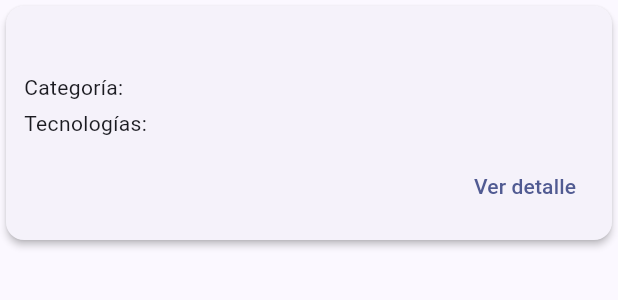
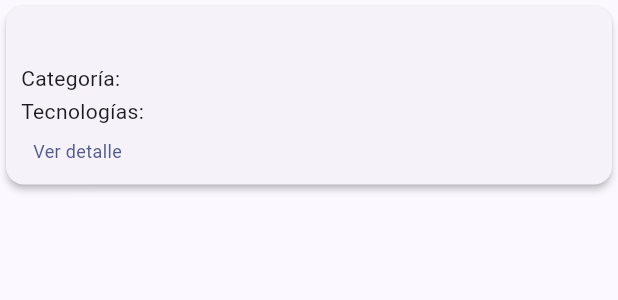
Before and after one commit to Gill3010/innovate, a Flutter app: the ProjectCard widget shown alone on an empty page, opened directly with empty values, on a phone screen of 412 x 824 dp. Shown: the top 300 px of the screen. Run offline on Flutter 3.47's test engine with Material 3 defaults, Android fonts, the phone set to English and light mode, and no system bars; our stand-ins replace file_picker, image_picker, qr_flutter, rxdart, shared_preferences; accounts and stored records are empty; network calls fail.

Commit message:
Commit 2025-10-30 19:41:25

```diff
--- a/lib/features/portfolio/portfolio_page.dart
+++ b/lib/features/portfolio/portfolio_page.dart
@@ -273,7 +273,7 @@ class _PortfolioPageState extends State<PortfolioPage> {
                           gridDelegate:
                               SliverGridDelegateWithFixedCrossAxisCount(
                                 crossAxisCount: crossAxisCount,
-                                childAspectRatio: 4 / 3,
+                                childAspectRatio: 0.75,
                                 crossAxisSpacing: 12,
                                 mainAxisSpacing: 12,
                               ),
--- a/lib/features/portfolio/widgets/project_card.dart
+++ b/lib/features/portfolio/widgets/project_card.dart
@@ -42,14 +42,14 @@ class ProjectCard extends StatelessWidget {
     return Card(
       elevation: 2,
       child: Padding(
-        padding: const EdgeInsets.all(12),
+        padding: const EdgeInsets.all(10),
         child: Column(
           crossAxisAlignment: CrossAxisAlignment.start,
           mainAxisSize: MainAxisSize.min,
           children: [
             if (thumbUrl != null && thumbUrl.isNotEmpty)
               _ProjectThumbnail(thumbUrl: thumbUrl),
-            if (thumbUrl != null) const SizedBox(height: 8),
+            if (thumbUrl != null) const SizedBox(height: 6),
             _ProjectHeader(
               project: project,
               linkList: linkList,
@@ -59,9 +59,9 @@ class ProjectCard extends StatelessWidget {
               onEdit: onEdit,
               onDelete: onDelete,
             ),
-            const SizedBox(height: 8),
+            const SizedBox(height: 4),
             _ProjectInfo(project: project),
-            const SizedBox(height: 8),
+            const SizedBox(height: 4),
             _ProjectDetailButton(projectId: project.id),
           ],
         ),
@@ -196,7 +196,7 @@ class _ProjectInfo extends StatelessWidget {
           maxLines: 1,
           overflow: TextOverflow.ellipsis,
         ),
-        const SizedBox(height: 4),
+        const SizedBox(height: 2),
         Text(
           'Tecnologías: ${project.technologies}',
           style: Theme.of(context).textTheme.bodyMedium,
@@ -215,10 +215,8 @@ class _ProjectDetailButton extends StatelessWidget {
 
   @override
   Widget build(BuildContext context) {
-    return Align(
-      alignment: Alignment.bottomRight,
-      child: TextButton(
-        onPressed: () {
+    return InkWell(
+      onTap: () {
         Navigator.push(
           context,
           MaterialPageRoute(
@@ -226,7 +224,15 @@ class _ProjectDetailButton extends StatelessWidget {
           ),
         );
       },
-        child: const Text('Ver detalle'),
+      child: Padding(
+        padding: const EdgeInsets.symmetric(vertical: 4, horizontal: 8),
+        child: Text(
+          'Ver detalle',
+          style: TextStyle(
+            color: Theme.of(context).colorScheme.primary,
+            fontSize: 12,
+          ),
+        ),
       ),
     );
   }
```
Also changed, not shown: lib/features/portfolio/public_profile_page.dart (+28 -20 lines), 1 other file. Lines whose indentation alone changed are shown as unchanged.
